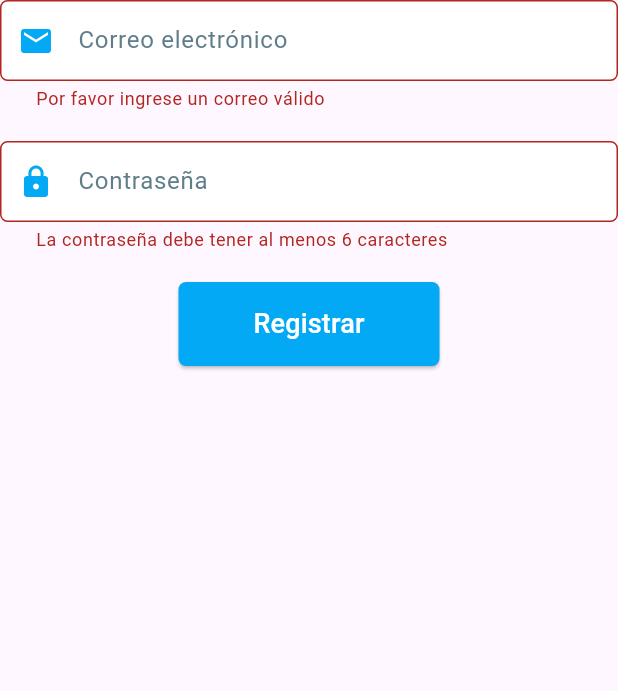
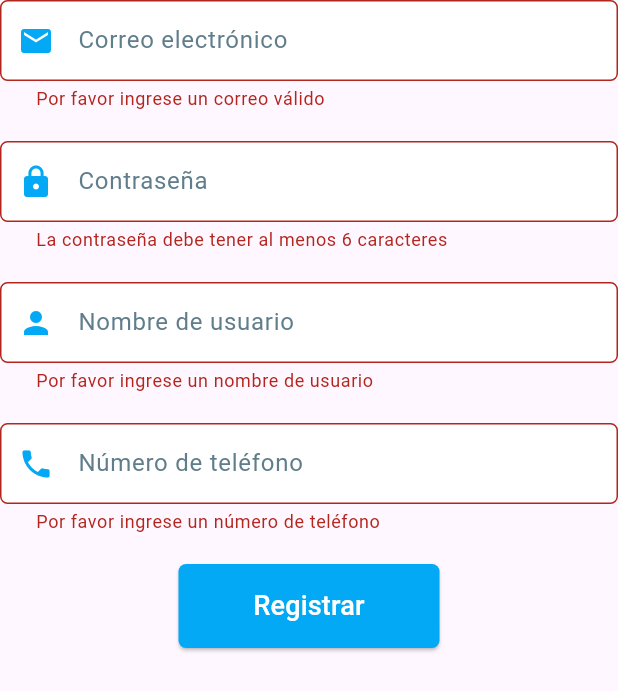
Before and after one commit to DBRACERO321/app-mov-final, a Flutter app: the RegisterForm widget shown alone on an empty page, opened directly, after a tap on "Registrar", on a phone screen of 412 x 824 dp. Shown: the top 691 px of the screen. Run offline on Flutter 3.47's test engine with Material 3 defaults, Android fonts, the phone set to English and light mode, and no system bars; our stand-ins replace bloc, cloud_firestore, firebase_auth, firebase_core, flutter_bloc; accounts and stored records are empty.

Commit message:
JMS- Se agrega Firestore para usuarios

```diff
--- a/lib/features/auth/widgets/register_form.dart
+++ b/lib/features/auth/widgets/register_form.dart
@@ -1,5 +1,6 @@
 import 'package:flutter/material.dart';
 import 'package:firebase_auth/firebase_auth.dart';
+import 'package:cloud_firestore/cloud_firestore.dart'; // Importamos Firestore
 import 'custom_text_field.dart';
 
 class RegisterForm extends StatefulWidget {
@@ -11,30 +12,101 @@ class _RegisterFormState extends State<RegisterForm> {
   final _formKey = GlobalKey<FormState>();
   final TextEditingController _emailController = TextEditingController();
   final TextEditingController _passwordController = TextEditingController();
+  final TextEditingController _usernameController = TextEditingController();
+  final TextEditingController _phoneController = TextEditingController();
+
+  String _usernameError = '';
+  String _emailError = '';
+  bool _isLoading = false; // Estado de carga
 
   @override
   void dispose() {
     _emailController.dispose();
     _passwordController.dispose();
+    _usernameController.dispose();
+    _phoneController.dispose();
     super.dispose();
+  }
+
+  Future<bool> _isUsernameTaken(String username) async {
+    final result = await FirebaseFirestore.instance
+        .collection('users')
+        .where('username', isEqualTo: username)
+        .get();
+    return result.docs.isNotEmpty;
+  }
+
+  bool _isValidEmail(String email) {
+    final emailRegex =
+        RegExp(r"^[a-zA-Z0-9._%+-]+@[a-zA-Z0-9.-]+\.[a-zA-Z]{2,}$");
+    return emailRegex.hasMatch(email);
   }
 
   Future<void> _register() async {
     if (_formKey.currentState!.validate()) {
+      if (!_isValidEmail(_emailController.text.trim())) {
+        setState(() {
+          _emailError = 'Por favor ingrese un correo electrónico válido';
+        });
+        return;
+      } else {
+        setState(() {
+          _emailError = '';
+        });
+      }
+
+      bool isTaken = await _isUsernameTaken(_usernameController.text.trim());
+      if (isTaken) {
+        setState(() {
+          _usernameError = 'Este nombre de usuario ya está en uso';
+        });
+        return;
+      }
+
       try {
+        setState(() {
+          _isLoading = true; // Activa el indicador de carga
+        });
+
+        UserCredential userCredential =
             await FirebaseAuth.instance.createUserWithEmailAndPassword(
           email: _emailController.text.trim(),
           password: _passwordController.text.trim(),
         );
+
+        await FirebaseFirestore.instance
+            .collection('users')
+            .doc(userCredential.user!.uid)
+            .set({
+          'username': _usernameController.text.trim(),
+          'phone': _phoneController.text.trim(),
+          'email': _emailController.text.trim(),
+          'createdAt': Timestamp.now(),
+        });
+
         ScaffoldMessenger.of(context).showSnackBar(
           SnackBar(content: Text('Registro exitoso')),
         );
-        Navigator.pushReplacementNamed(
-            context, '/auth'); // Regresa a la pantalla de login.
+
+        Navigator.pushReplacementNamed(context, '/auth');
+      } on FirebaseAuthException catch (e) {
+        if (e.code == 'email-already-in-use') {
+          ScaffoldMessenger.of(context).showSnackBar(
+            SnackBar(content: Text('Este correo ya está registrado')),
+          );
+        } else {
+          ScaffoldMessenger.of(context).showSnackBar(
+            SnackBar(content: Text('Error: ${e.message}')),
+          );
+        }
       } catch (e) {
         ScaffoldMessenger.of(context).showSnackBar(
           SnackBar(content: Text('Error: ${e.toString()}')),
         );
+      } finally {
+        setState(() {
+          _isLoading = false; // Desactiva el indicador de carga
+        });
       }
     }
   }
@@ -55,8 +127,16 @@ class _RegisterFormState extends State<RegisterForm> {
               if (value == null || value.isEmpty) {
                 return 'Por favor ingrese un correo válido';
               }
+              if (!_isValidEmail(value)) {
+                return 'Correo no válido';
+              }
               return null;
             },
+          ),
+          if (_emailError.isNotEmpty)
+            Text(
+              _emailError,
+              style: TextStyle(color: Colors.red, fontSize: 14),
             ),
           SizedBox(height: 20),
           CustomTextField(
@@ -72,7 +152,41 @@ class _RegisterFormState extends State<RegisterForm> {
             },
           ),
           SizedBox(height: 20),
-          ElevatedButton(
+          CustomTextField(
+            controller: _usernameController,
+            labelText: 'Nombre de usuario',
+            prefixIcon: Icon(Icons.person, color: Colors.lightBlue),
+            validator: (value) {
+              if (value == null || value.isEmpty) {
+                return 'Por favor ingrese un nombre de usuario';
+              }
+              return null;
+            },
+          ),
+          if (_usernameError.isNotEmpty)
+            Text(
+              _usernameError,
+              style: TextStyle(color: Colors.red, fontSize: 14),
+            ),
+          SizedBox(height: 20),
+          CustomTextField(
+            controller: _phoneController,
+            labelText: 'Número de teléfono',
+            prefixIcon: Icon(Icons.phone, color: Colors.lightBlue),
+            validator: (value) {
+              if (value == null || value.isEmpty) {
+                return 'Por favor ingrese un número de teléfono';
+              }
+              if (value.length != 10) {
+                return 'El teléfono debe tener 10 números';
+              }
+              return null;
+            },
+          ),
+          SizedBox(height: 20),
+          _isLoading
+              ? CircularProgressIndicator() // Muestra el indicador de carga
+              : ElevatedButton(
                   onPressed: _register,
                   style: ElevatedButton.styleFrom(
                     backgroundColor: Colors.lightBlue,
--- a/lib/main.dart
+++ b/lib/main.dart
@@ -1,9 +1,13 @@
 import 'package:firebase_core/firebase_core.dart';
 import 'package:flutter/material.dart';
 import 'package:proyecto_final/features/app/app.dart';
+import 'firebase_options.dart';
 
 void main() async {
   WidgetsFlutterBinding.ensureInitialized();
-  await Firebase.initializeApp();
+  // Firebase
+  await Firebase.initializeApp(
+    options: DefaultFirebaseOptions.currentPlatform,
+  );
   runApp(App());
 }
```
Also changed, not shown: lib/features/auth/widgets/login_form.dart (+13 -2 lines), firebase.json (added), lib/firebase_options.dart (added), 3 other files. Lines whose indentation alone changed are shown as unchanged.
